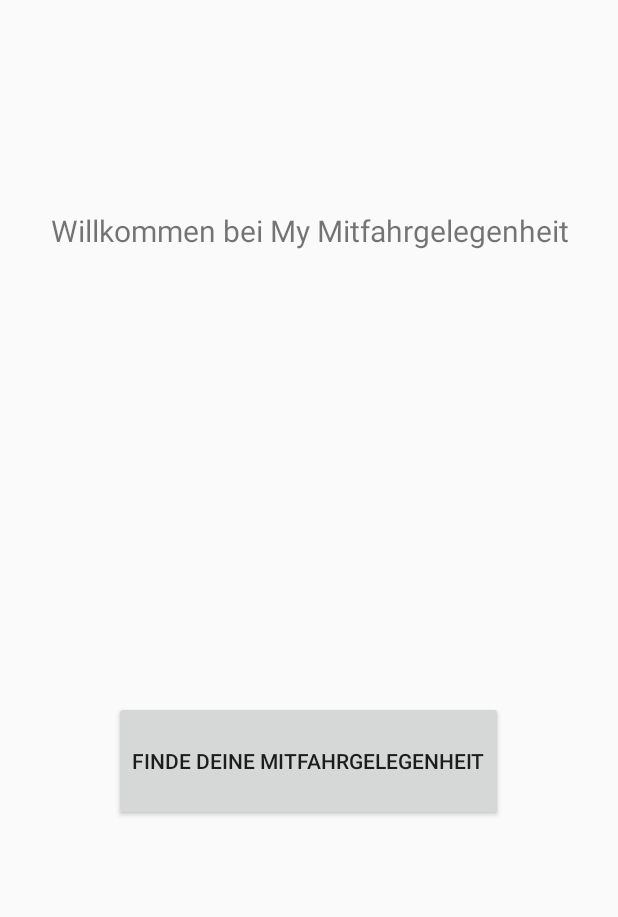
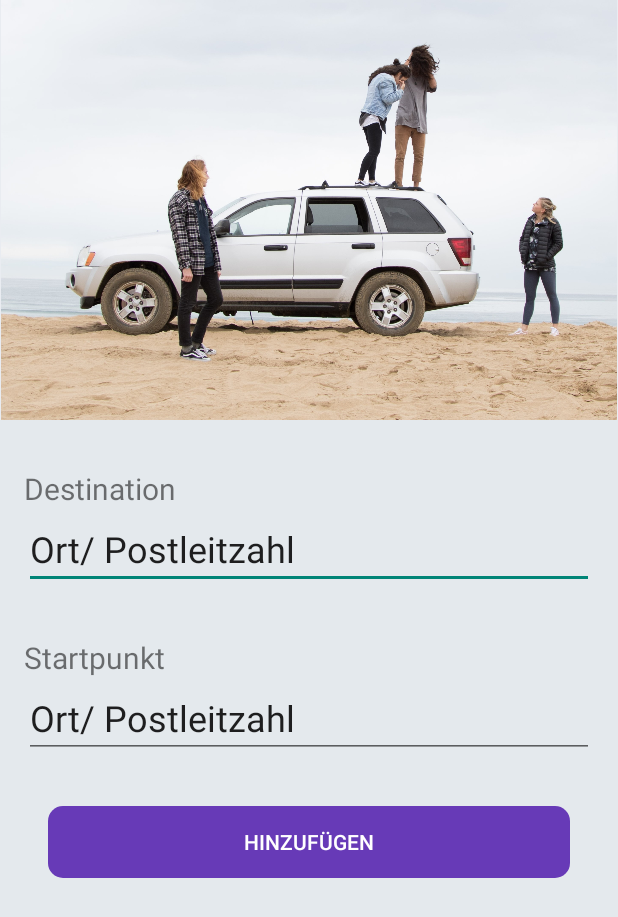
Before and after one commit to SimonPietrucha/MitfahrApp, an Android app: the fragment HomeFragment shown on its own in the app's theme, on a phone screen of 412 x 824 dp. Shown: the top 917 px of the screen. Run offline under Robolectric (Android 15) with nearby library versions, the phone set to English and light mode, and no system bars.

Commit message:
Mitfahrgelegenheit anbieten V1

```diff
--- a/app/src/main/java/com/example/mitfahrapp/MainActivity.java
+++ b/app/src/main/java/com/example/mitfahrapp/MainActivity.java
@@ -67,8 +67,8 @@ public class MainActivity extends AppCompatActivity {
 
     @Override
     public boolean onSupportNavigateUp() {
-        NavController navController = Navigation.findNavController(this, R.id.nav_host_fragment_content_main);
-        return NavigationUI.navigateUp(navController, mAppBarConfiguration)
+         NavController navController = Navigation.findNavController(this, R.id.nav_host_fragment_content_main);
+            return NavigationUI.navigateUp(navController, mAppBarConfiguration)
                 || super.onSupportNavigateUp();
     }
     public boolean onOptionsItemSelected(MenuItem item) {
--- a/app/src/main/java/com/example/mitfahrapp/ui/home/HomeFragment.java
+++ b/app/src/main/java/com/example/mitfahrapp/ui/home/HomeFragment.java
@@ -24,8 +24,8 @@ public class HomeFragment extends Fragment {
         binding = FragmentHomeBinding.inflate(inflater, container, false);
         View root = binding.getRoot();
 
-        final TextView textView = binding.textHome;
-        homeViewModel.getText().observe(getViewLifecycleOwner(), textView::setText);
+        //final TextView textView = binding.textHome;
+        //homeViewModel.getText().observe(getViewLifecycleOwner(), textView::setText);
         return root;
     }
 
--- a/app/src/main/res/layout/fragment_home.xml
+++ b/app/src/main/res/layout/fragment_home.xml
@@ -4,35 +4,81 @@
     xmlns:tools="http://schemas.android.com/tools"
     android:layout_width="match_parent"
     android:layout_height="match_parent"
-    tools:context=".ui.home.HomeFragment">
+    android:background="#E4E9ED"
+    app:layout_behavior="@string/appbar_scrolling_view_behavior"
+    tools:showIn="@layout/app_bar_main">
 
-    <TextView
-        android:id="@+id/text_home"
+    <LinearLayout
+        android:id="@+id/linearLayout"
         android:layout_width="match_parent"
         android:layout_height="wrap_content"
-        android:layout_marginStart="8dp"
-        android:layout_marginEnd="8dp"
-        android:textAlignment="center"
-        android:textSize="20sp"
-        app:layout_constraintBottom_toBottomOf="parent"
-        app:layout_constraintEnd_toEndOf="parent"
-        app:layout_constraintHorizontal_bias="0.0"
-        app:layout_constraintStart_toStartOf="parent"
-        app:layout_constraintTop_toTopOf="parent"
-        app:layout_constraintVertical_bias="0.176" />
+        android:background="#E9ECF1"
+        android:orientation="vertical">
 
-    <Button
-        android:id="@+id/button"
-        android:layout_width="wrap_content"
+        <ImageView
+            android:id="@+id/imageView10"
+            android:layout_width="wrap_content"
+            android:layout_height="280dp"
+            app:layout_constraintTop_toTopOf="parent"
+            app:srcCompat="@drawable/sharing_car" />
+
+    </LinearLayout>
+
+    <LinearLayout
+        android:layout_width="match_parent"
         android:layout_height="wrap_content"
-        android:layout_marginStart="53dp"
-        android:layout_marginTop="300dp"
-        android:layout_marginEnd="53dp"
-        android:height="80dp"
-        android:text="Finde deine Mitfahrgelegenheit"
-        app:cornerRadius="20dp"
-        app:layout_constraintEnd_toEndOf="parent"
-        app:layout_constraintHorizontal_bias="0.49"
-        app:layout_constraintStart_toStartOf="parent"
-        app:layout_constraintTop_toBottomOf="@+id/text_home" />
+        android:orientation="vertical"
+        app:layout_constraintTop_toBottomOf="@+id/linearLayout">
+
+        <TextView
+            android:id="@+id/textView12"
+            android:layout_width="wrap_content"
+            android:layout_height="wrap_content"
+            android:layout_marginLeft="16dp"
+            android:layout_marginTop="32dp"
+            android:text="Destination"
+            android:textSize="20sp"
+            app:layout_constraintStart_toStartOf="parent"
+            app:layout_constraintTop_toBottomOf="@+id/linearLayout" />
+
+        <EditText
+            android:id="@+id/textView13"
+            android:layout_width="match_parent"
+            android:layout_height="wrap_content"
+            android:layout_marginLeft="16dp"
+            android:layout_marginRight="16dp"
+            android:text="Ort/ Postleitzahl"
+            android:textSize="24sp" />
+
+        <TextView
+            android:id="@+id/textView14"
+            android:layout_width="wrap_content"
+            android:layout_height="wrap_content"
+            android:layout_marginLeft="16dp"
+            android:layout_marginTop="32dp"
+            android:text="Startpunkt"
+            android:textSize="20sp"
+            app:layout_constraintStart_toStartOf="parent" />
+
+        <EditText
+            android:id="@+id/textView15"
+            android:layout_width="match_parent"
+            android:layout_height="wrap_content"
+            android:layout_marginLeft="16dp"
+            android:layout_marginRight="16dp"
+            android:layout_marginBottom="32dp"
+            android:text="Ort/ Postleitzahl"
+            android:textSize="24sp" />
+
+        <Button
+            android:id="@+id/button3"
+            android:layout_width="match_parent"
+            android:layout_height="wrap_content"
+            android:layout_marginLeft="32dp"
+            android:layout_marginRight="32dp"
+            android:background="@drawable/button_background"
+            android:text="Hinzufügen"
+            android:textColor="#ffffff" />
+    </LinearLayout>
+
 </androidx.constraintlayout.widget.ConstraintLayout>
--- a/app/src/main/res/values/strings.xml
+++ b/app/src/main/res/values/strings.xml
@@ -7,7 +7,7 @@
     <string name="nav_header_desc">Navigation header</string>
     <string name="action_settings">Profile</string>
 
-    <string name="menu_home">Home</string>
+    <string name="menu_home">Mitfahrgelegenheit anbieten</string>
     <string name="menu_gallery">Gallery</string>
     <string name="menu_slideshow">Slideshow</string>
     <string name="title_activity_login">LoginActivity</string>
```
Also changed, not shown: app/src/main/res/layout/content_main.xml (+9 -73 lines).
